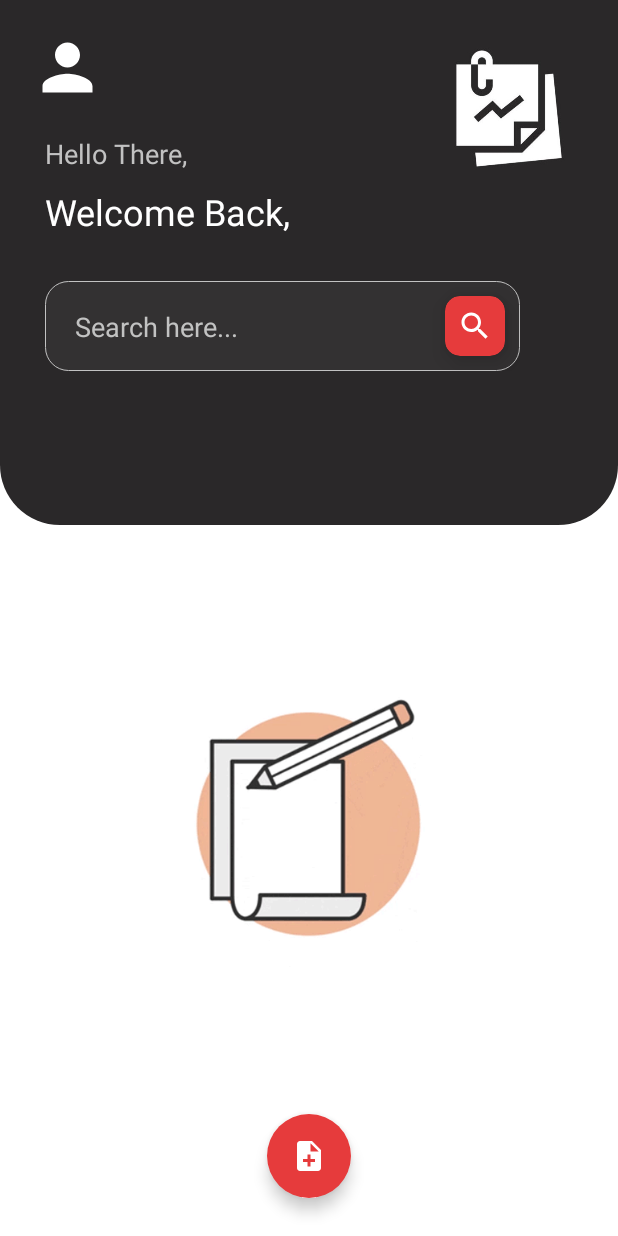
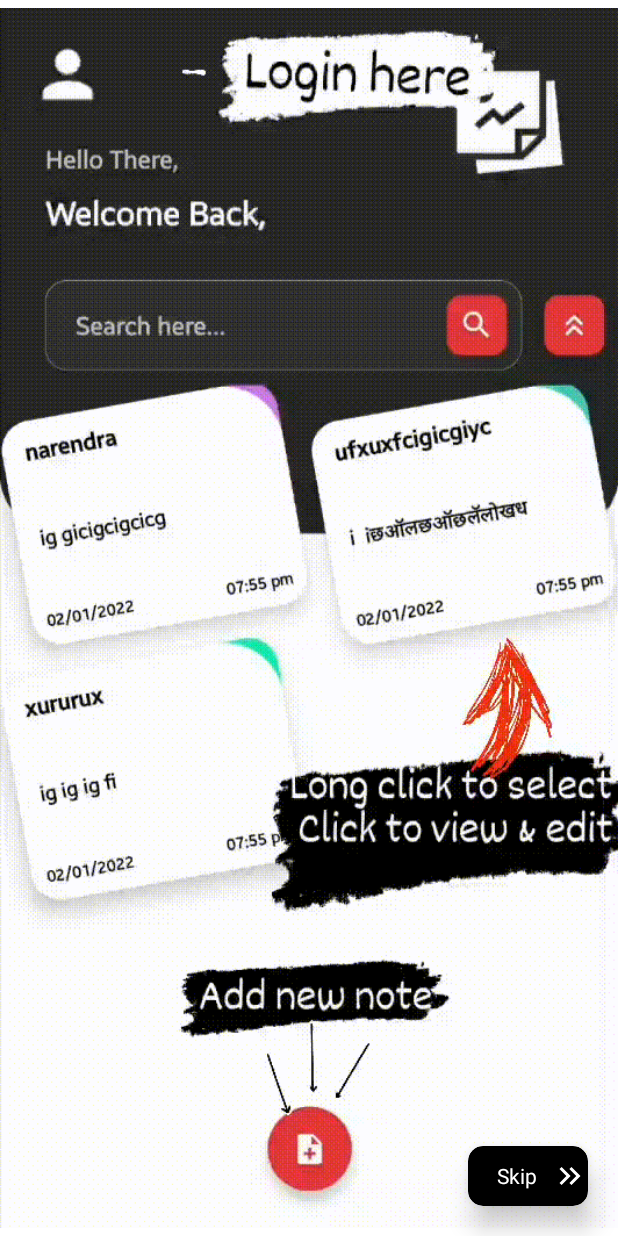
Before and after one commit to narendraanjana09/Notes, an Android app: the screen it shows after launch (MainActivity), on a phone screen of 412 x 824 dp. Run offline under Robolectric (Android 15) with nearby library versions, the phone set to English and light mode, and no system bars.

Commit message:
intro_page

```diff
--- a/app/build.gradle
+++ b/app/build.gradle
@@ -12,8 +12,8 @@ android {
         applicationId "com.nsa.notes"
         minSdk 21
         targetSdk 31
-        versionCode 3
-        versionName "1.3"
+        versionCode 7
+        versionName "1.7"
 
         testInstrumentationRunner "androidx.test.runner.AndroidJUnitRunner"
     }
--- a/app/src/main/java/com/nsa/notes/MainActivity.java
+++ b/app/src/main/java/com/nsa/notes/MainActivity.java
@@ -23,6 +23,8 @@ public class MainActivity extends AppCompatActivity {
         super.onCreate(savedInstanceState);
         setContentView(R.layout.activity_main);
 
+
+
     }
     public static OnBackPressedListener listener;
     public static boolean isInAdd=false;
--- a/app/src/main/java/com/nsa/notes/extra/GoogleSignIn.java
+++ b/app/src/main/java/com/nsa/notes/extra/GoogleSignIn.java
@@ -82,8 +82,6 @@ public class GoogleSignIn {
                     checkUserData(account,firebaseUser);
 
 
-                    showToast("Firebase Success");
-
 
                 }else{
                     listener.info(Constants.ERROR);
--- /dev/null
+++ b/app/src/main/java/com/nsa/notes/fragments/IntroFragment.java
@@ -0,0 +1,99 @@
+package com.nsa.notes.fragments;
+
+import android.os.Bundle;
+
+import androidx.annotation.NonNull;
+import androidx.annotation.Nullable;
+import androidx.fragment.app.Fragment;
+import androidx.navigation.NavController;
+import androidx.navigation.Navigation;
+
+import android.os.CountDownTimer;
+import android.view.LayoutInflater;
+import android.view.MotionEvent;
+import android.view.View;
+import android.view.ViewGroup;
+import android.widget.Toast;
+
+import com.nsa.notes.MainActivity;
+import com.nsa.notes.R;
+import com.nsa.notes.databinding.FragmentIntroBinding;
+import com.nsa.notes.extra.SavedText;
+
+/**
+ * A simple {@link Fragment} subclass.
+ * Use the {@link IntroFragment#newInstance} factory method to
+ * create an instance of this fragment.
+ */
+public class IntroFragment extends Fragment {
+
+    // TODO: Rename parameter arguments, choose names that match
+    // the fragment initialization parameters, e.g. ARG_ITEM_NUMBER
+    private static final String ARG_PARAM1 = "param1";
+    private static final String ARG_PARAM2 = "param2";
+
+    // TODO: Rename and change types of parameters
+    private String mParam1;
+    private String mParam2;
+    private FragmentIntroBinding binding;
+    private NavController navController;
+
+    public IntroFragment() {
+        // Required empty public constructor
+    }
+
+    /**
+     * Use this factory method to create a new instance of
+     * this fragment using the provided parameters.
+     *
+     * @param param1 Parameter 1.
+     * @param param2 Parameter 2.
+     * @return A new instance of fragment IntroFragment.
+     */
+    // TODO: Rename and change types and number of parameters
+    public static IntroFragment newInstance(String param1, String param2) {
+        IntroFragment fragment = new IntroFragment();
+        Bundle args = new Bundle();
+        args.putString(ARG_PARAM1, param1);
+        args.putString(ARG_PARAM2, param2);
+        fragment.setArguments(args);
+        return fragment;
+    }
+
+    @Override
+    public void onCreate(Bundle savedInstanceState) {
+        super.onCreate(savedInstanceState);
+        if (getArguments() != null) {
+            mParam1 = getArguments().getString(ARG_PARAM1);
+            mParam2 = getArguments().getString(ARG_PARAM2);
+        }
+    }
+
+    @Override
+    public View onCreateView(LayoutInflater inflater, ViewGroup container,
+                             Bundle savedInstanceState) {
+        // Inflate the layout for this fragment
+        binding=FragmentIntroBinding.inflate(inflater,container,false);
+        return binding.getRoot();
+    }
+
+    @Override
+    public void onViewCreated(@NonNull View view, @Nullable Bundle savedInstanceState) {
+        super.onViewCreated(view, savedInstanceState);
+        navController= Navigation.findNavController(view);
+
+        if(!new SavedText(getContext()).getText("first_time").isEmpty()){
+            navController.navigate(R.id.action_introFragment_to_homeFragment);
+        }else{
+            new SavedText(getContext()).setText("first_time","not");
+        }
+        binding.skipBtn.setOnClickListener(new View.OnClickListener() {
+            @Override
+            public void onClick(View view) {
+                navController.navigate(R.id.action_introFragment_to_homeFragment);
+            }
+        });
+
+
+    }
+}
--- /dev/null
+++ b/app/src/main/res/drawable/ic_baseline_keyboard_double_arrow_right_24.xml
@@ -0,0 +1,6 @@
+<vector android:height="24dp" android:tint="#FFFFFF"
+    android:viewportHeight="24" android:viewportWidth="24"
+    android:width="24dp" xmlns:android="http://schemas.android.com/apk/res/android">
+    <path android:fillColor="@android:color/white" android:pathData="M6.41,6l-1.41,1.41l4.58,4.59l-4.58,4.59l1.41,1.41l6,-6z"/>
+    <path android:fillColor="@android:color/white" android:pathData="M13,6l-1.41,1.41l4.58,4.59l-4.58,4.59l1.41,1.41l6,-6z"/>
+</vector>
--- a/app/src/main/res/layout/fragment_home.xml
+++ b/app/src/main/res/layout/fragment_home.xml
@@ -229,6 +229,8 @@
             app:layout_constraintStart_toStartOf="parent"
             app:layout_constraintEnd_toEndOf="parent"
             app:layout_constraintBottom_toBottomOf="parent"/>
+
+
         <androidx.constraintlayout.widget.ConstraintLayout
             android:id="@+id/search_layout"
             android:layout_width="0dp"
@@ -299,8 +301,8 @@
             android:layout_marginTop="10dp"
             android:layoutAnimation="@anim/layout_animation_right_to_left"
             app:layoutManager="androidx.recyclerview.widget.LinearLayoutManager"
+            app:layout_constraintTop_toBottomOf="@id/search_layout"
             app:layout_constraintBottom_toBottomOf="parent"
-            app:layout_constraintTop_toBottomOf="@id/search_layout"
             tools:listitem="@layout/home_rv_item" />
         <ImageView
             android:id="@+id/back1"
--- /dev/null
+++ b/app/src/main/res/layout/fragment_intro.xml
@@ -0,0 +1,52 @@
+<?xml version="1.0" encoding="utf-8"?>
+<FrameLayout xmlns:android="http://schemas.android.com/apk/res/android"
+    xmlns:tools="http://schemas.android.com/tools"
+    android:layout_width="match_parent"
+    android:layout_height="match_parent"
+    xmlns:app="http://schemas.android.com/apk/res-auto"
+    tools:context=".fragments.IntroFragment">
+
+    <androidx.constraintlayout.widget.ConstraintLayout
+        android:id="@+id/constraintLayout3"
+        android:layout_width="match_parent"
+        android:layout_height="match_parent"
+       >
+
+        <pl.droidsonroids.gif.GifImageView
+            android:id="@+id/gifImageView"
+            android:layout_width="match_parent"
+            android:layout_height="match_parent"
+            android:src="@drawable/intro" />
+
+        <com.google.android.material.card.MaterialCardView
+            android:id="@+id/skip_btn"
+            android:layout_width="80dp"
+            android:layout_height="40dp"
+            android:layout_margin="20dp"
+            android:clickable="true"
+            android:elevation="10dp"
+            app:cardBackgroundColor="#000000"
+            app:cardCornerRadius="10dp"
+            app:cardElevation="10dp"
+            app:cardMaxElevation="10dp"
+            app:layout_constraintBottom_toBottomOf="parent"
+            app:layout_constraintEnd_toEndOf="parent"
+            app:rippleColor="@color/white">
+
+            <TextView
+                android:layout_width="match_parent"
+                android:layout_height="match_parent"
+                android:drawableRight="@drawable/ic_baseline_keyboard_double_arrow_right_24"
+                android:drawablePadding="-10dp"
+                android:gravity="center"
+                android:text="Skip"
+                android:textColor="@color/white"
+
+
+                />
+
+
+        </com.google.android.material.card.MaterialCardView>
+
+    </androidx.constraintlayout.widget.ConstraintLayout>
+</FrameLayout>
--- a/app/src/main/res/navigation/main_nav.xml
+++ b/app/src/main/res/navigation/main_nav.xml
@@ -3,7 +3,7 @@
     xmlns:app="http://schemas.android.com/apk/res-auto"
     xmlns:tools="http://schemas.android.com/tools"
     android:id="@+id/main_nav"
-    app:startDestination="@id/homeFragment">
+    app:startDestination="@id/introFragment">
 
     <fragment
         android:id="@+id/homeFragment"
@@ -18,10 +18,29 @@
             app:exitAnim="@anim/to_left"
             app:enterAnim="@anim/from_right"
             />
+        <action
+            android:id="@+id/action_homeFragment_to_introFragment"
+            app:destination="@id/introFragment" />
     </fragment>
     <fragment
         android:id="@+id/detailFragment"
         android:name="com.nsa.notes.fragments.DetailFragment"
         android:label="fragment_detail"
         tools:layout="@layout/fragment_detail" />
+    <fragment
+        android:id="@+id/introFragment"
+        android:name="com.nsa.notes.fragments.IntroFragment"
+        android:label="fragment_intro"
+        tools:layout="@layout/fragment_intro" >
+        <action
+            android:id="@+id/action_introFragment_to_homeFragment"
+            app:destination="@id/homeFragment"
+            app:popExitAnim="@anim/to_right"
+            app:popUpTo="@id/introFragment"
+            app:popUpToInclusive="true"
+            app:popEnterAnim="@anim/from_left"
+            app:exitAnim="@anim/to_left"
+            app:enterAnim="@anim/from_right"
+            />
+    </fragment>
 </navigation>
--- a/app/src/main/res/values/strings.xml
+++ b/app/src/main/res/values/strings.xml
@@ -2,4 +2,6 @@
     <string name="app_name">Notes</string>
 
     <string name="google_signIn_key">1018363210699-vcgp8ophisr9hjfn1qmv8meqqv9q478o.apps.googleusercontent.com</string>
+    <!-- TODO: Remove or change this placeholder text -->
+    <string name="hello_blank_fragment">Hello blank fragment</string>
 </resources>
--- a/app/src/main/res/xml/fragment_home_xml_constraintlayout_scene.xml
+++ b/app/src/main/res/xml/fragment_home_xml_constraintlayout_scene.xml
@@ -48,6 +48,7 @@
         </KeyFrameSet>
         <OnClick motion:targetId="@+id/up_down_btn" />
     </Transition>
+
 
     <Transition
         motion:constraintSetEnd="@+id/start"
```
Also changed, not shown: app/src/main/java/com/nsa/notes/adapters/HomeAdapter.java (+33 -24 lines), app/src/main/java/com/nsa/notes/fragments/HomeFragment.java (+10 -5 lines), app/src/main/res/layout/profile_layout.xml (+3 -4 lines), app/src/main/res/drawable/intro.gif (added).
